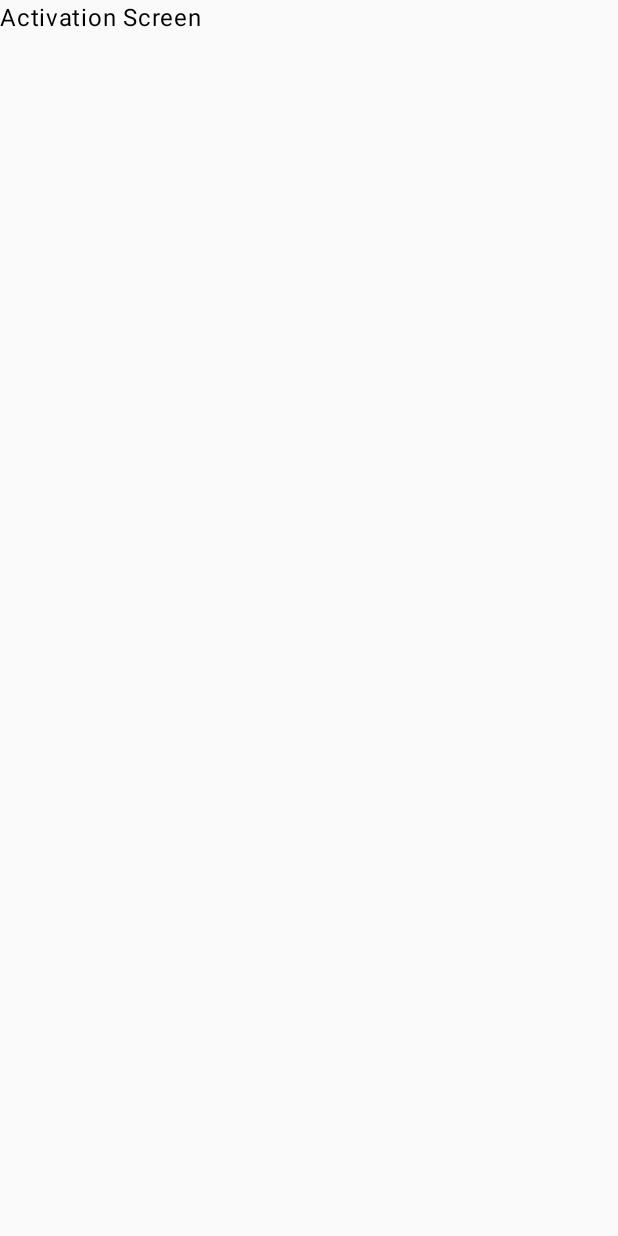
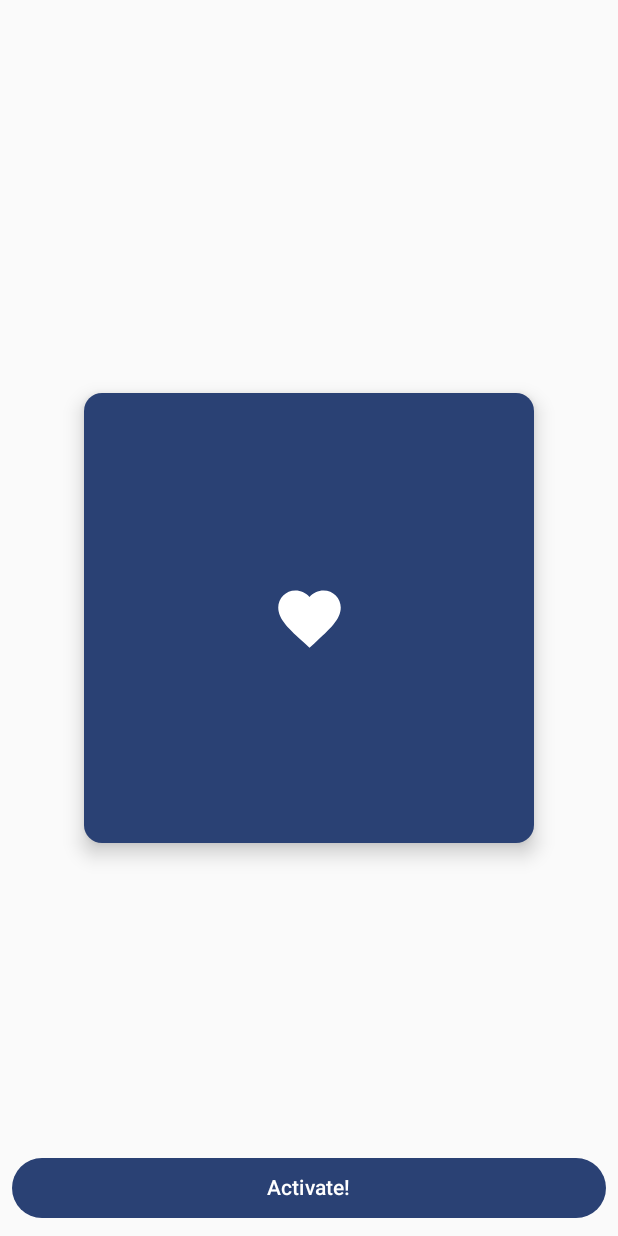
Before and after one commit to Mini849/Scratcher, an Android app built with Jetpack Compose: the ActivationScreen screen opened through its navigation route, on a phone screen of 412 x 824 dp. Before the commit the screen is almost empty. Run offline under Robolectric (Android 15) with nearby library versions, the phone set to English and light mode, and no system bars; our stand-ins replace Dagger/Hilt's generated code.

Commit message:
added Http client, repository and created activate request.

```diff
--- a/app/build.gradle.kts
+++ b/app/build.gradle.kts
@@ -62,10 +62,14 @@ dependencies {
     implementation(libs.androidx.ui.tooling.preview)
     implementation(libs.androidx.material3)
     implementation(libs.hilt.android)
+    implementation(libs.volley)
     kapt(libs.hilt.compiler)
     implementation(libs.androidx.navigation.runtime.ktx)
     implementation(libs.androidx.navigation.compose.v280beta05)
     implementation(libs.kotlinx.serialization.json)
     implementation(libs.androidx.lifecycle.viewmodel.ktx)
     implementation(libs.androidx.hilt.navigation.compose)
+    implementation(libs.okhttp)
+    implementation(libs.retrofit) // Retrofit dependency
+    implementation(libs.converter.gson) // Gson converter
 }
--- a/app/src/main/java/com/example/scratcher/ui/ui/ScratchViewModel.kt
+++ b/app/src/main/java/com/example/scratcher/ui/ui/ScratchViewModel.kt
@@ -1,17 +1,19 @@
 package com.example.scratcher.ui.ui
 
-import android.content.Context
+import android.util.Log
 import androidx.compose.runtime.MutableState
 import androidx.compose.runtime.mutableStateOf
 import androidx.lifecycle.ViewModel
+import com.example.scratcher.ui.repositories.server.ActivateServerRepository
 import dagger.hilt.android.lifecycle.HiltViewModel
-import dagger.hilt.android.qualifiers.ApplicationContext
 import kotlinx.coroutines.delay
 import java.util.UUID
 import javax.inject.Inject
 
 @HiltViewModel
-class ScratchViewModel @Inject constructor() : ViewModel() {
+class ScratchViewModel @Inject constructor(
+    val activateServerRepository: ActivateServerRepository
+) : ViewModel() {
 
 
     var isLoading: MutableState<Boolean> = mutableStateOf(false)
@@ -20,9 +22,7 @@ class ScratchViewModel @Inject constructor() : ViewModel() {
     var uuid: MutableState<UUID?> = mutableStateOf(null)
         private set
 
-    var isCardCodeVisible: MutableState<Boolean> = mutableStateOf(uuid.value != null)
-
-    var iActivated: MutableState<Boolean> = mutableStateOf(false)
+    var isActivated: MutableState<Boolean> = mutableStateOf(false)
         private set
 
     suspend fun generateUid() {
@@ -37,4 +37,21 @@ class ScratchViewModel @Inject constructor() : ViewModel() {
         uuid.value = null //prevent possible race condition
     }
 
+    suspend fun activateCard() {
+
+        isLoading.value = true
+        try {
+            val result = activateServerRepository.getVersion()
+            if (result.android.toInt() > 277028) {
+                isLoading.value = false
+                isActivated.value = true
+            } else {
+                //todo error modal
+                Log.e("ScratchViewModel", "error: ${result.android}")
+            }
+        } catch (e: Exception) {
+            Log.e("ScratchViewModel", "activateCard: ${e.message}")
+        }
+    }
+
 }
--- a/app/src/main/java/com/example/scratcher/ui/ui/activation_screen/ActivationScreen.kt
+++ b/app/src/main/java/com/example/scratcher/ui/ui/activation_screen/ActivationScreen.kt
@@ -1,11 +1,52 @@
+
 package com.example.scratcher.ui.ui.activation_screen
 
+import androidx.compose.foundation.layout.Box
+import androidx.compose.foundation.layout.Row
+import androidx.compose.foundation.layout.fillMaxSize
+import androidx.compose.foundation.layout.fillMaxWidth
+import androidx.compose.foundation.layout.padding
+import androidx.compose.material3.Button
+import androidx.compose.material3.ButtonDefaults
 import androidx.compose.material3.Text
 import androidx.compose.runtime.Composable
+import androidx.compose.runtime.rememberCoroutineScope
+import androidx.compose.ui.Alignment
+import androidx.compose.ui.Modifier
+import androidx.compose.ui.graphics.Color
+import androidx.compose.ui.unit.dp
 import androidx.navigation.NavHostController
+import com.example.scratcher.ui.ui.ScratchCard
 import com.example.scratcher.ui.ui.ScratchViewModel
+import kotlinx.coroutines.launch
 
 @Composable
-fun ActivationScreen(navController: NavHostController, viewModel: ScratchViewModel) {
-    Text(text = "Activation Screen")
+fun ActivationScreen(navController: NavHostController, scratchViewModel: ScratchViewModel) {
+
+    val scopes = rememberCoroutineScope()
+
+    Box(Modifier.fillMaxSize()) {
+        ScratchCard(uuid = scratchViewModel.uuid.value, scratchViewModel.isActivated.value)
+        Row(
+            Modifier
+                .align(Alignment.BottomCenter)
+                .fillMaxWidth()
+                .padding(8.dp),
+        ) {
+
+            Button(
+                onClick = {
+                    scopes.launch {
+                        scratchViewModel.activateCard()
+                    }
+                }, modifier = Modifier.weight(1f), enabled = !scratchViewModel.isActivated.value,
+                colors = ButtonDefaults.buttonColors(
+                    disabledContentColor = Color.Gray,
+                    disabledContainerColor = Color.LightGray
+                )
+            ) {
+                Text(text = "Activate!")
+            }
+        }
+    }
 }
--- a/app/src/main/java/com/example/scratcher/ui/ui/main/MainScreen.kt
+++ b/app/src/main/java/com/example/scratcher/ui/ui/main/MainScreen.kt
@@ -15,7 +15,6 @@ import androidx.compose.ui.Alignment
 import androidx.compose.ui.Modifier
 import androidx.compose.ui.graphics.Color
 import androidx.compose.ui.unit.dp
-import androidx.hilt.navigation.compose.hiltViewModel
 import androidx.navigation.NavHostController
 import com.example.scratcher.ui.ui.ScratchCard
 import com.example.scratcher.ui.ui.ScratchViewModel
@@ -23,8 +22,8 @@ import com.example.scratcher.ui.ui.ScratchViewModel
 @Composable
 fun MainScreen(navController: NavHostController, scratchViewModel: ScratchViewModel) {
 
-    val isActivated = scratchViewModel.iActivated
-    val isCardCodeVisible = scratchViewModel.isCardCodeVisible
+    val isActivated = scratchViewModel.isActivated
+    val isCardCodeVisible = scratchViewModel.uuid.value != null
 
     Box(Modifier.fillMaxSize()) {
         ScratchCard(uuid = scratchViewModel.uuid.value, isActivated.value)
@@ -48,7 +47,7 @@ fun MainScreen(navController: NavHostController, scratchViewModel: ScratchViewMo
             Button(
                 onClick = {
                     navController.navigate(Routes.ActivationScreen)
-                }, modifier = Modifier.weight(1f), enabled = isCardCodeVisible.value,
+                }, modifier = Modifier.weight(1f), enabled = isCardCodeVisible,
                 colors = ButtonDefaults.buttonColors(
                     disabledContentColor = Color.Gray,
                     disabledContainerColor = Color.LightGray
```
Also changed, not shown: app/src/main/AndroidManifest.xml (+6 -1 lines), app/src/main/java/com/example/scratcher/ui/application/dependecy_injection/AppUnauthorizedHttpClient.kt (added, +7 -0 lines), app/src/main/java/com/example/scratcher/ui/application/dependecy_injection/ServerRepositoryModule.kt (added, +53 -0 lines), app/src/main/java/com/example/scratcher/ui/entities/AndroidResponse.kt (added, +7 -0 lines), app/src/main/java/com/example/scratcher/ui/repositories/server/ActivateServerRepository.kt (added, +14 -0 lines), app/src/main/java/com/example/scratcher/ui/repositories/server/api/O2Api.kt (added, +11 -0 lines), app/src/main/java/com/example/scratcher/ui/ui/scratch_screen/ScratchScreen.kt (+6 -5 lines), gradle/libs.versions.toml (+10 -0 lines).
